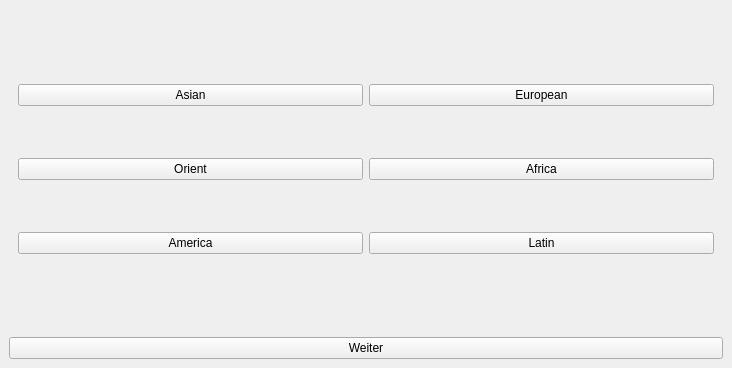
Before: the Qt Designer form recsys.ui in tina-e/ColdStartRecommender, drawn with Qt 5.
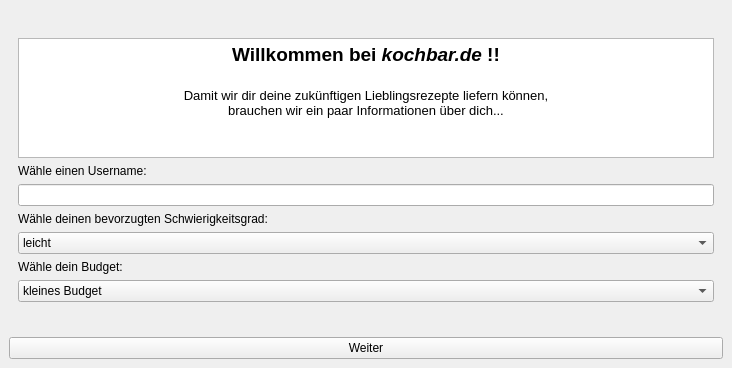
After: the same form once the commit is applied. The open tabs and pages were chosen to show the change.

```diff
--- a/recsys.ui
+++ b/recsys.ui
@@ -416,53 +416,7 @@
         </item>
        </layout>
       </widget>
-      <widget class="QWidget" name="page_7">
-       <layout class="QGridLayout" name="gridLayout_7">
-        <item row="3" column="1">
-         <widget class="QPushButton" name="latin_continent_button">
-          <property name="text">
-           <string>Latin</string>
-          </property>
-         </widget>
-        </item>
-        <item row="1" column="1">
-         <widget class="QPushButton" name="african_continent_button">
-          <property name="text">
-           <string>Africa</string>
-          </property>
-         </widget>
-        </item>
-        <item row="3" column="0">
-         <widget class="QPushButton" name="american_continent_button">
-          <property name="text">
-           <string>America</string>
-          </property>
-         </widget>
-        </item>
-        <item row="0" column="1">
-         <widget class="QPushButton" name="european_continent_button">
-          <property name="text">
-           <string>European</string>
-          </property>
-         </widget>
-        </item>
-        <item row="0" column="0">
-         <widget class="QPushButton" name="asian_continent_button_2">
-          <property name="text">
-           <string>Asian</string>
-          </property>
-         </widget>
-        </item>
-        <item row="1" column="0">
-         <widget class="QPushButton" name="orient_continent_button">
-          <property name="text">
-           <string>Orient</string>
-          </property>
-         </widget>
-        </item>
-       </layout>
-      </widget>
-      <widget class="QWidget" name="page_9">
+      <widget class="QWidget" name="unwanted_page">
        <layout class="QVBoxLayout" name="verticalLayout_2">
         <item>
          <widget class="QLabel" name="label_4">
```
Left out of the diff: 14 changed lines with no effect on the pictures.
